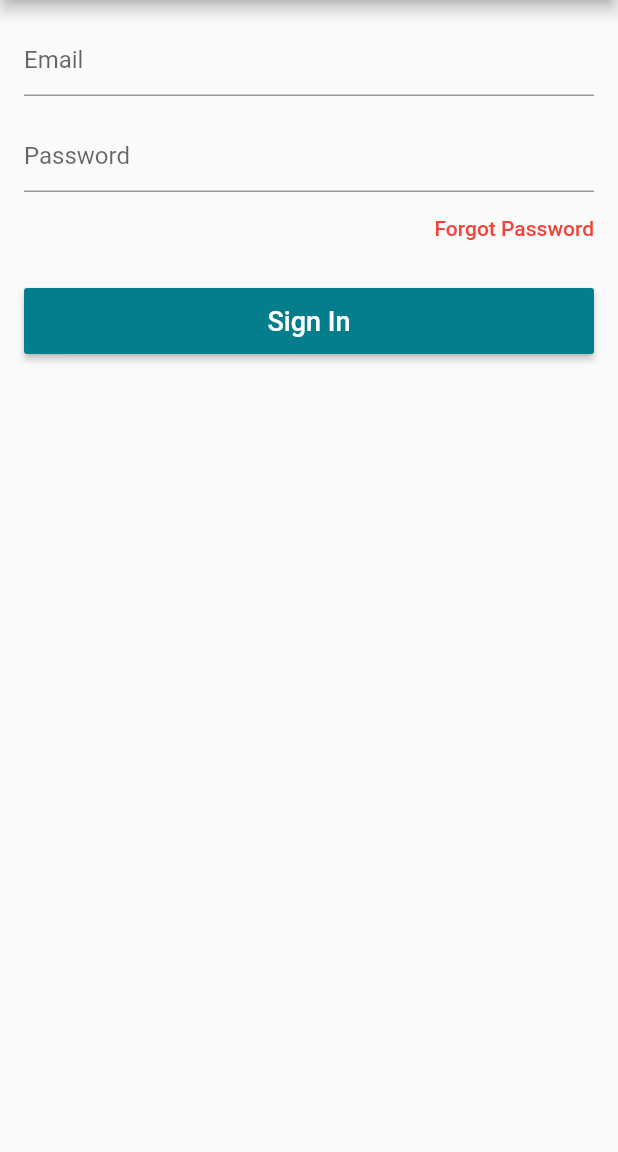
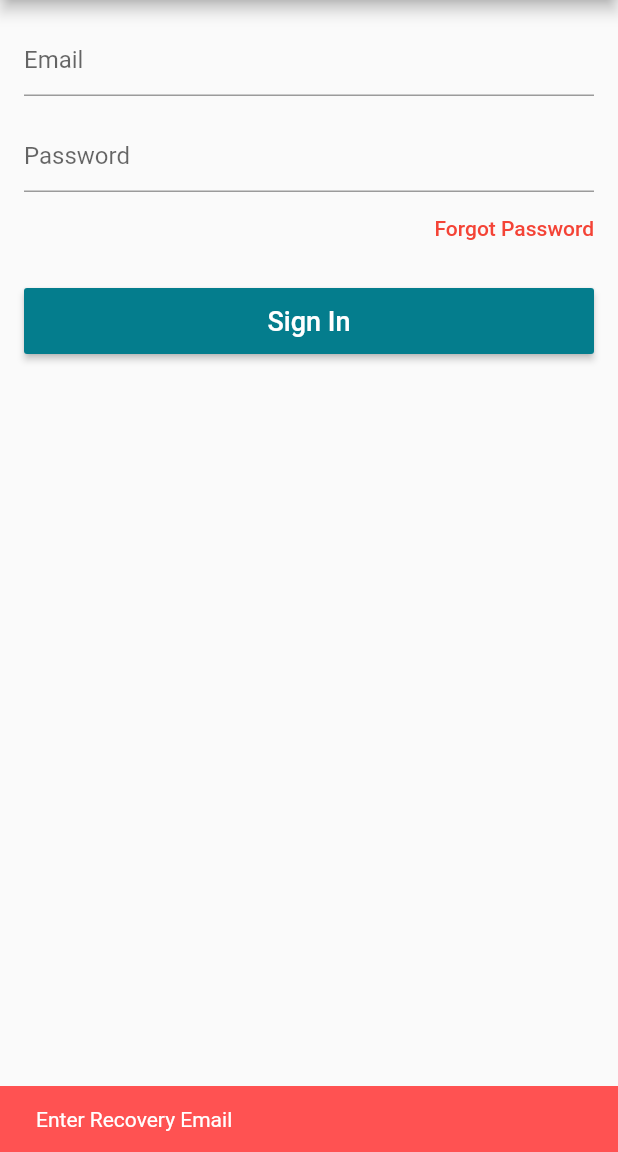
Before and after one commit to harguilar/Flutter, a Flutter app: the LoginScreen screen opened directly, after a tap on "Forgot Password", on a phone screen of 412 x 824 dp, the part 84-1236 px from its top. Run offline on Flutter 3.47's test engine with Material 2 defaults, Android fonts, the phone set to English and light mode, and no system bars; our stand-ins replace carousel_pro, cloud_firestore, firebase_auth, transparent_image; accounts and stored records are empty.

Commit message:
User-Loggin Added-07-06-2020-Cart

```diff
--- a/lib/models/user_model.dart
+++ b/lib/models/user_model.dart
@@ -9,7 +9,7 @@ class UserModel extends Model{
   //Before Log in Current State.
   bool isLoading = false;
 
- // The add Listers is like form load when the App Opens you can load staff
+ // The add Listernes is like form load when the App Opens you can load staff
   @override
   void addListener(VoidCallback listener){
     super.addListener(listener);
@@ -71,7 +71,7 @@ class UserModel extends Model{
     ).then((user) async{
       firebaseUser = user;
 
-      //Load the Current User
+      //Load the Current User To display which User is logged in.
       await _loadCurrentUser();
       //Get Back to Main Page once You already Logined
       onSucess();
@@ -84,7 +84,10 @@ class UserModel extends Model{
     });
 
   }
-  void recoverPass(){}
+  void recoverPass(String email) {
+    _auth.sendPasswordResetEmail(email: email);
+
+  }
 
   void signOut() async{
     //Sign out user
@@ -93,7 +96,7 @@ class UserModel extends Model{
     userData = Map();
     //Show that Nobody is logged in
     firebaseUser = null;
-    //Notify all the Listers to change State.
+    //Notify all the Listerns to change State.
     notifyListeners();
   }
   bool isLoggedIn(){
--- a/lib/screens/login_screen.dart
+++ b/lib/screens/login_screen.dart
@@ -29,6 +29,7 @@ class _LoginScreenState extends State<LoginScreen> {
           "Sign In",
         ),
         centerTitle: true,
+        //Create an Action Which will be just a single button to stay on top right corner
         actions: <Widget>[
           FlatButton(
             child: Text("Sign Up",
@@ -69,7 +70,7 @@ class _LoginScreenState extends State<LoginScreen> {
                   keyboardType: TextInputType.emailAddress,
                   validator: (text) {
                     if (text.isEmpty || !text.contains('@'))
-                      return "Invalid Email ";
+                      return "Username or Password Invalid ";
                   },
                 ),
                 SizedBox(height: 16.0),
@@ -82,14 +83,29 @@ class _LoginScreenState extends State<LoginScreen> {
                   obscureText: true,
                   validator: (text) {
                     if (text.isEmpty || text.length < 6)
-                      return "Invalid Password ";
+                      return "Username or Password Invalid ";
                   },
                 ),
                 Align(
                   alignment: Alignment.centerRight,
                   child: FlatButton(
                     onPressed: () {
-
+                      //Check If Email is Empty
+                      if (_emailController.text.isEmpty){
+                        _scaffoldkey.currentState.showSnackBar(SnackBar
+                          (content: Text("Enter Recovery Email"),
+                          backgroundColor: Colors.redAccent,
+                          duration: Duration(seconds: 2),
+                        ));
+                      }
+                      else{
+                        model.recoverPass(_emailController.text);
+                        _scaffoldkey.currentState.showSnackBar(SnackBar
+                          (content: Text("Confirm Your Email "),
+                          backgroundColor: Theme.of(context).primaryColor,
+                          duration: Duration(seconds: 2),
+                        ));
+                      }
                     },
                     child: Text(
                       'Forgot Password',
@@ -98,7 +114,7 @@ class _LoginScreenState extends State<LoginScreen> {
                       ),
                       textAlign: TextAlign.right,
                     ),
-                    //Take The Padding of the Buttong
+                    //Take The Padding of the Button
                     padding: EdgeInsets.zero,
                   ),
                 ),
@@ -107,6 +123,8 @@ class _LoginScreenState extends State<LoginScreen> {
 
                 SizedBox(height: 44.0,
                   child: RaisedButton(onPressed: () {
+                    //In Order to Access The Validators we Must create a Form
+                    //Global Key on Top. and access it where you want to validate your fields.
                     if (_formkey.currentState.validate()) {
                       // print('DO LOGIN');
                       model.signIn(
```
Also changed, not shown: lib/datas/cart_product.dart (added, +39 -0 lines), lib/datas/products_data.dart (+8 -0 lines).
